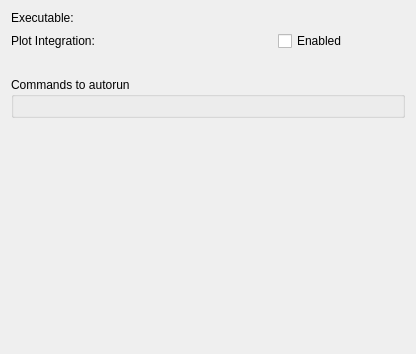
Above: src/backends/scilab/settings.ui from KDE/cantor before the change. Below: the same form after it.
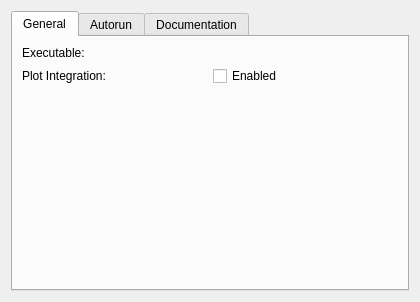
That is the form after the change. Custom widgets are drawn as their Qt base class.

Commit message: Redesigned the settings widget for Scilab.

What changed in the file:
```diff
--- a/src/backends/scilab/settings.ui
+++ b/src/backends/scilab/settings.ui
@@ -6,22 +6,39 @@
    <rect>
     <x>0</x>
     <y>0</y>
-    <width>416</width>
-    <height>354</height>
+    <width>420</width>
+    <height>302</height>
    </rect>
   </property>
+  <layout class="QVBoxLayout" name="verticalLayout_2">
+   <item>
+    <widget class="QTabWidget" name="tabWidget">
+     <property name="currentIndex">
+      <number>0</number>
+     </property>
+     <widget class="QWidget" name="tabGeneral">
+      <attribute name="title">
+       <string>General</string>
+      </attribute>
   <layout class="QGridLayout" name="gridLayout">
-   <item row="0" column="2">
+       <item row="0" column="0">
+        <widget class="QLabel" name="label">
+         <property name="text">
+          <string>Executable:</string>
+         </property>
+        </widget>
+       </item>
+       <item row="0" column="1">
     <widget class="KUrlRequester" name="kcfg_Path"/>
    </item>
-   <item row="1" column="0" colspan="2">
+       <item row="1" column="0">
     <widget class="QLabel" name="lPlotIntegration">
      <property name="text">
       <string>Plot Integration:</string>
      </property>
     </widget>
    </item>
-   <item row="1" column="2">
+       <item row="1" column="1">
     <widget class="QCheckBox" name="kcfg_integratePlots">
      <property name="toolTip">
       <string>If enabled, plots will be shown inside of the worksheet. Otherwise, plots will be shown in an external window.</string>
@@ -31,55 +48,46 @@
      </property>
     </widget>
    </item>
-   <item row="2" column="1">
-    <spacer name="verticalSpacer_3">
+       <item row="2" column="0">
+        <spacer name="verticalSpacer">
      <property name="orientation">
       <enum>Qt::Vertical</enum>
      </property>
-     <property name="sizeType">
-      <enum>QSizePolicy::Fixed</enum>
-     </property>
      <property name="sizeHint" stdset="0">
       <size>
        <width>20</width>
-       <height>20</height>
+           <height>162</height>
       </size>
      </property>
     </spacer>
    </item>
-   <item row="3" column="0" colspan="3">
-    <widget class="QGroupBox" name="groupBox">
-     <property name="toolTip">
-      <string>Commands to automatically run on start. They can be useful for loading needed modules, changing environment, etc.</string>
-     </property>
-     <property name="title">
+      </layout>
+     </widget>
+     <widget class="QWidget" name="tabAutorun">
+      <attribute name="title">
+       <string>Autorun</string>
+      </attribute>
+      <layout class="QVBoxLayout" name="verticalLayout">
+       <item>
+        <widget class="QLabel" name="lAutorun">
+         <property name="text">
       <string>Commands to autorun</string>
      </property>
-     <layout class="QVBoxLayout" name="verticalLayoutScripts">
+         <property name="alignment">
+          <set>Qt::AlignCenter</set>
+         </property>
+        </widget>
+       </item>
       <item>
        <widget class="KEditListWidget" name="kcfg_autorunScripts"/>
       </item>
      </layout>
     </widget>
-   </item>
-   <item row="4" column="0">
-    <spacer name="verticalSpacer">
-     <property name="orientation">
-      <enum>Qt::Vertical</enum>
-     </property>
-     <property name="sizeHint" stdset="0">
-      <size>
-       <width>20</width>
-       <height>40</height>
-      </size>
-     </property>
-    </spacer>
-   </item>
-   <item row="0" column="0" colspan="2">
-    <widget class="QLabel" name="label">
-     <property name="text">
-      <string>Executable:</string>
-     </property>
+     <widget class="QWidget" name="tabDocumentation">
+      <attribute name="title">
+       <string>Documentation</string>
+      </attribute>
+     </widget>
     </widget>
    </item>
   </layout>
```
Lines whose indentation alone changed are shown as unchanged. The commit also changes 3 other files.
